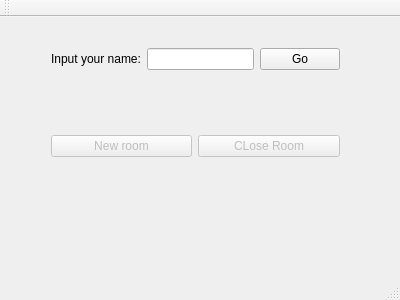
This is mainwindow.ui in danhmanh/c-project-hus as Qt 5 draws it before an edit. The edited form follows.
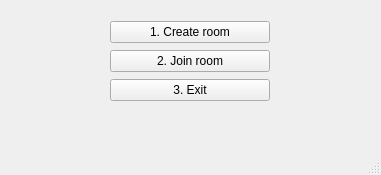
This is the edited form.

```diff
--- a/mainwindow.ui
+++ b/mainwindow.ui
@@ -6,8 +6,8 @@
    <rect>
     <x>0</x>
     <y>0</y>
-    <width>400</width>
-    <height>300</height>
+    <width>381</width>
+    <height>175</height>
    </rect>
   </property>
   <property name="windowTitle">
@@ -17,58 +17,31 @@
    <widget class="QWidget" name="gridLayoutWidget">
     <property name="geometry">
      <rect>
-      <x>40</x>
+      <x>110</x>
       <y>20</y>
-      <width>311</width>
-      <height>131</height>
+      <width>160</width>
+      <height>83</height>
      </rect>
     </property>
-    <layout class="QGridLayout" name="gridLayout">
-     <item row="0" column="0" colspan="2">
-      <layout class="QHBoxLayout" name="horizontalLayout">
-       <item>
-        <widget class="QLabel" name="label">
-         <property name="text">
-          <string>Input your name:</string>
-         </property>
-        </widget>
-       </item>
-       <item>
-        <widget class="QLineEdit" name="lineEditName"/>
-       </item>
-       <item>
-        <widget class="QPushButton" name="btnGo">
-         <property name="text">
-          <string>Go</string>
-         </property>
-        </widget>
-       </item>
-      </layout>
-     </item>
-     <item row="2" column="0">
-      <widget class="QLabel" name="lblName">
+    <layout class="QVBoxLayout" name="verticalLayout">
+     <item>
+      <widget class="QPushButton" name="btnCreateRoom">
        <property name="text">
-        <string/>
+        <string>1. Create room</string>
        </property>
       </widget>
      </item>
-     <item row="3" column="0">
-      <widget class="QPushButton" name="btnNewRoom">
-       <property name="enabled">
-        <bool>false</bool>
-       </property>
+     <item>
+      <widget class="QPushButton" name="btnJoinRoom">
        <property name="text">
-        <string>New room</string>
+        <string>2. Join room</string>
        </property>
       </widget>
      </item>
-     <item row="3" column="1">
-      <widget class="QPushButton" name="btnCloseRoom">
-       <property name="enabled">
-        <bool>false</bool>
-       </property>
+     <item>
+      <widget class="QPushButton" name="btnExit">
        <property name="text">
-        <string>CLose Room</string>
+        <string>3. Exit</string>
        </property>
       </widget>
      </item>
@@ -85,17 +58,8 @@
     </rect>
    </property>
   </widget>
-  <widget class="QToolBar" name="mainToolBar">
-   <attribute name="toolBarArea">
-    <enum>TopToolBarArea</enum>
-   </attribute>
-   <attribute name="toolBarBreak">
-    <bool>false</bool>
-   </attribute>
-  </widget>
-  <widget class="QStatusBar" name="statusBar"/>
+  <widget class="QStatusBar" name="statusbar"/>
  </widget>
- <layoutdefault spacing="6" margin="11"/>
  <resources/>
  <connections/>
 </ui>
```
Left out of the diff: 8 changed lines with no effect on the pictures.
